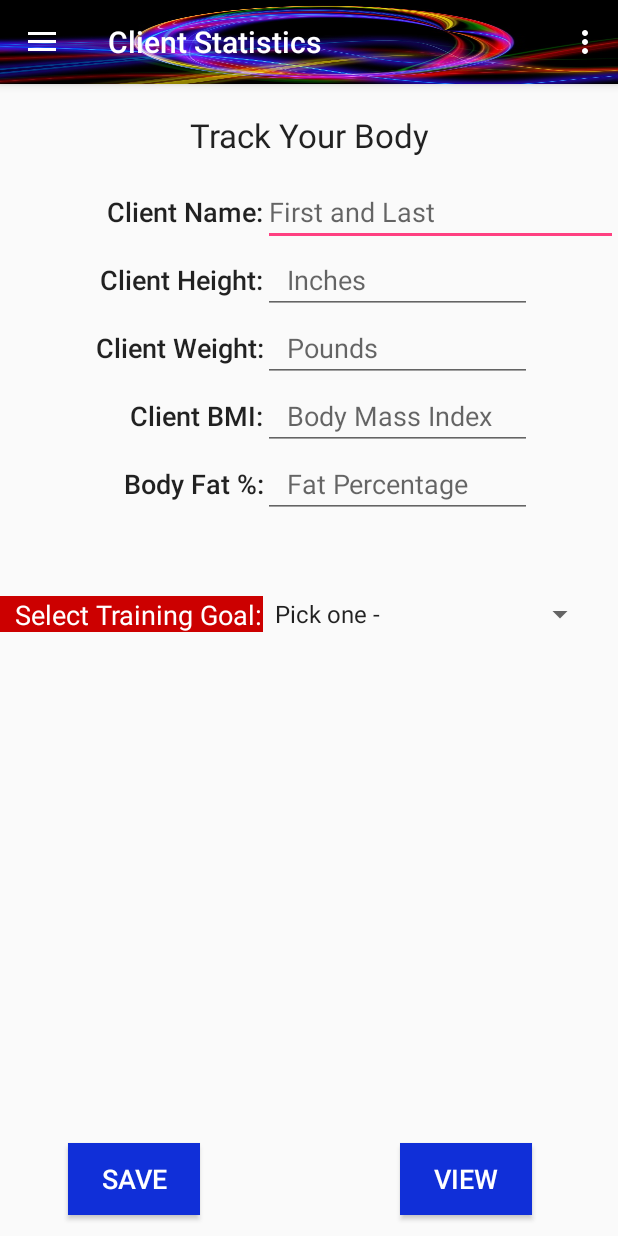
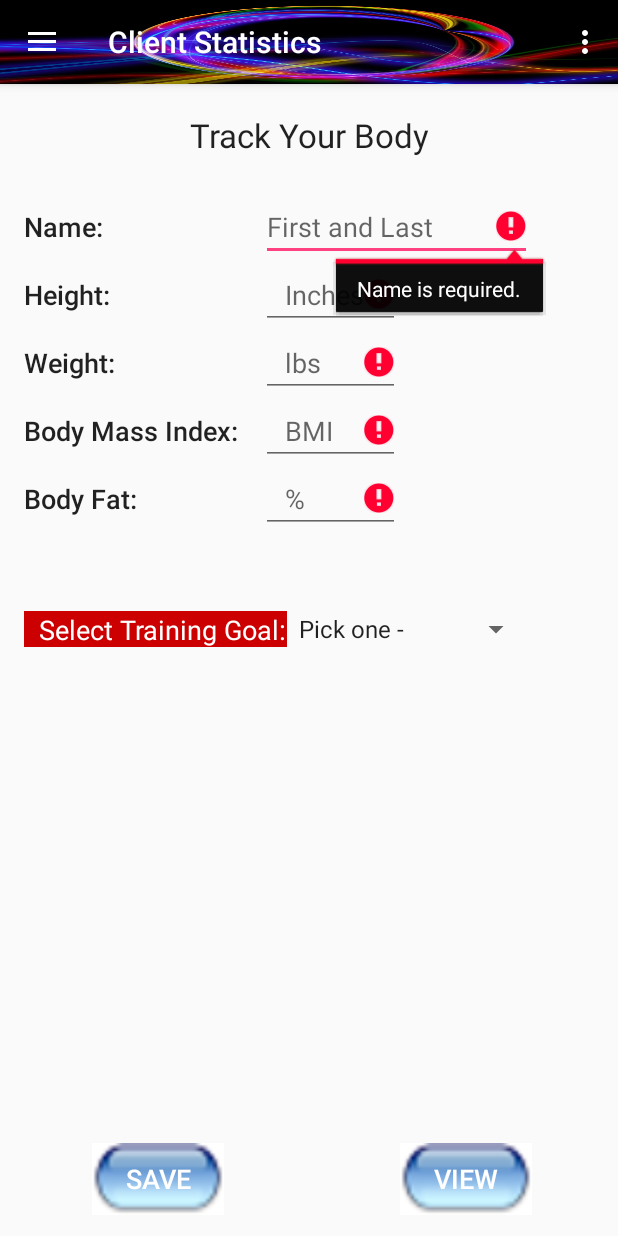
Before and after one commit to carylstuart77/MyTrainerAndI, an Android app: the screen it shows after launch (MainActivity), in the side drawer, after a tap on "Client Stats", on a phone screen of 412 x 824 dp. Run offline under Robolectric (Android 15) with nearby library versions, the phone set to English and light mode, and no system bars; libraries missing offline, so code that uses them is left out: com.j256.ormlite; 2 statements that could not run were skipped.

Commit message:
Fixed Day schedule to display reps and lbs.

```diff
--- a/app/src/main/java/edu/cnm/deepdive/mytrainerandi/Client4.java
+++ b/app/src/main/java/edu/cnm/deepdive/mytrainerandi/Client4.java
@@ -2,10 +2,12 @@ package edu.cnm.deepdive.mytrainerandi;
 
 import android.app.Fragment;
 import android.os.Bundle;
+import android.text.InputFilter;
 import android.view.LayoutInflater;
 import android.view.View;
 import android.view.ViewGroup;
 import android.widget.Button;
+import android.widget.EditText;
 import android.widget.TextView;
 import android.widget.Toast;
 import com.j256.ormlite.android.apptools.OpenHelperManager;
@@ -43,6 +45,31 @@ public class Client4 extends Fragment implements Button.OnClickListener{
     mClientBMI = inflate.findViewById(R.id.editClientBMI);
     mClientFat = inflate.findViewById(R.id.editClientFat);
 
+
+    //Use setError to inform user that each field is required.
+    EditText firstName = (EditText)inflate.findViewById(R.id.editClientName);
+      if( firstName.getText().toString().length() == 0 )
+        firstName.setError( "Name is required." );
+
+    EditText clientHeight = (EditText) inflate.findViewById(R.id.editClientHeight);
+    if (clientHeight.getText().toString().length() == 0)
+      clientHeight.setError("Height is required.");
+       //? https://stackoverflow.com/questions/14212518/is-there-a-way-to-define-a-min-and-max-value-for-edittext-in-android
+      //clientHeight.setFilters(new InputFilter[]{new InputFilterMinMax("48", "84")});
+
+    EditText clientWeight = (EditText) inflate.findViewById(R.id.editClientWeight);
+      if (clientWeight.getText().toString().length() == 0)
+        clientWeight.setError("Weight is required.");
+
+
+    EditText clientBmi = (EditText)inflate.findViewById(R.id.editClientBMI);
+    if( clientBmi.getText().toString().length() == 0 )
+      clientBmi.setError( "BMI is required." );
+
+    EditText clientFat = (EditText)inflate.findViewById(R.id.editClientFat);
+    if( clientFat.getText().toString().length() == 0 )
+      clientFat.setError( "Fat percentage is required." );
+
     //?Ask Chris about spinner value.
     // mClientGoal = inflate.findViewById(R.id.spinnerGoal);
 //    Spinner spinner = (Spinner) inflate.findViewById(R.id.spinnerGoal);
@@ -53,8 +80,8 @@ public class Client4 extends Fragment implements Button.OnClickListener{
 //    String.valueOf(size_values[spinner_pos]); // 12, 16, 20
 
 
-    //Add Client Data
-    Button savebutton = inflate.findViewById(R.id.btnAddClient);
+    //Save Client Data
+    Button savebutton = inflate.findViewById(R.id.btnSaveClient);
     savebutton.setOnClickListener(this);
 
     //?ASk Chris how to display data from db.
@@ -93,7 +120,7 @@ public class Client4 extends Fragment implements Button.OnClickListener{
       //?Ask Chris about Spinner field
       helper.getFitnessHistoryDao().create(newfitnesshistory);
 
-      if (view.getId() == R.id.btnAddClient) {
+      if (view.getId() == R.id.btnSaveClient) {
         showTextNotification("Saved");
       }
 
--- a/app/src/main/java/edu/cnm/deepdive/mytrainerandi/Day2.java
+++ b/app/src/main/java/edu/cnm/deepdive/mytrainerandi/Day2.java
@@ -70,7 +70,7 @@ public class Day2 extends Fragment {
   @Override
   public void onViewCreated(View view, Bundle savedInstanceState) {
     super.onViewCreated(view, savedInstanceState);
-    getActivity().setTitle("Day's Schedule");
+    getActivity().setTitle("Workout Schedule by Day");
   }
 
   private DatePickerDialog.OnDateSetListener dpickerListner
--- /dev/null
+++ b/app/src/main/java/edu/cnm/deepdive/mytrainerandi/InputFilterMinMax.java
@@ -0,0 +1,40 @@
+package edu.cnm.deepdive.mytrainerandi;
+
+import android.text.InputFilter;
+import android.text.Spanned;
+import android.widget.Toast;
+
+public class InputFilterMinMax implements InputFilter {
+
+  private int min, max;
+
+  public InputFilterMinMax(int min, int max) {
+    this.min = min;
+    this.max = max;
+  }
+
+  public InputFilterMinMax(String min, String max) {
+    this.min = Integer.parseInt(min);
+    this.max = Integer.parseInt(max);
+  }
+
+  @Override
+  public CharSequence filter(CharSequence source, int start, int end, Spanned dest, int dstart, int dend) {
+    try {
+      // Remove the string out of destination that is to be replaced
+      String newVal = dest.toString().substring(0, dstart) + dest.toString().substring(dend, dest.toString().length());
+      // Add the new string in
+      newVal = newVal.substring(0, dstart) + source.toString() + newVal.substring(dstart, newVal.length());
+      int input = Integer.parseInt(newVal);
+      if (isInRange(min, max, input))
+        return null;
+    } catch (NumberFormatException nfe) {
+      nfe.printStackTrace();
+    }
+    return "";
+  }
+
+  private boolean isInRange(int a, int b, int c) {
+    return b > a ? c >= a && c <= b : c >= b && c <= a;
+  }
+}
--- a/app/src/main/java/edu/cnm/deepdive/mytrainerandi/adapters/ScheduleDay2ListAdapter.java
+++ b/app/src/main/java/edu/cnm/deepdive/mytrainerandi/adapters/ScheduleDay2ListAdapter.java
@@ -15,7 +15,6 @@ import java.util.List;
 
 public class ScheduleDay2ListAdapter extends ArrayAdapter<ExerciseByDay> {
 
-
   public ScheduleDay2ListAdapter(Context context, int resource,
       List<ExerciseByDay> objects) {
     super(context, resource, objects);
@@ -32,13 +31,14 @@ public class ScheduleDay2ListAdapter extends ArrayAdapter<ExerciseByDay> {
     TextView sexercise = view.findViewById(R.id.schedule_exercise);
     TextView ssets = view.findViewById(R.id.edit_sets);
     TextView sreps = view.findViewById(R.id.edit_reps);
-    TextView lbs = view.findViewById(R.id.edit_lbs);
+    TextView slbs = view.findViewById(R.id.edit_lbs);
 
     ExerciseByDay item = getItem(position);
     smuscle.setText(item.getMuscle());
     sexercise.setText(item.getExercise());
     ssets.setText(Integer.toString(item.getSets()));
     sreps.setText(Integer.toString(item.getReps()));
+    slbs.setText(Integer.toString(item.getLbs()));
 
     return view;
   }
--- a/app/src/main/java/edu/cnm/deepdive/mytrainerandi/entity/ExerciseByDay.java
+++ b/app/src/main/java/edu/cnm/deepdive/mytrainerandi/entity/ExerciseByDay.java
@@ -12,6 +12,7 @@ public class ExerciseByDay {
   public static final String SETS_CONSTANT = "SET";
   public static final String REPS_CONSTANT = "REPS";
   public static final String DAYOFWEEK = "DAY_OF_WEEK" ;
+  public static final String LBS_LIFTED = "LBS_LIFTED";
 
   @DatabaseField(columnName = "DAYSCHEDULE_ID", generatedId = true)
   private int id;
@@ -32,17 +33,20 @@ public class ExerciseByDay {
   @DatabaseField(columnName = REPS_CONSTANT, canBeNull = false)
   private int reps;
 
+  @DatabaseField(columnName = LBS_LIFTED, canBeNull = true)
+  private int lbs;
+
   @DatabaseField(columnName = DAYOFWEEK, canBeNull = false)
   private int dayofweek;
-
+//Random ID
   public int getId() {
     return id;
   }
-
+//TimeStamp
   public Timestamp getCreated() {
     return created;
   }
-
+//Muscle
   public String getMuscle() {
     return muscle;
   }
@@ -50,6 +54,8 @@ public class ExerciseByDay {
   public void setMuscle(String muscle) {
     this.muscle = muscle;
   }
+
+  //Exercise
 
   public String getExercise() {
     return excercise;
@@ -59,6 +65,7 @@ public class ExerciseByDay {
     this.excercise = excercise;
   }
 
+  //Day of week
   public int getDayofweek() {
     return dayofweek;
   }
@@ -67,6 +74,7 @@ public class ExerciseByDay {
     this.dayofweek = dayofweek;
   }
 
+  //Sets
   public int getSets() {
     return sets;
   }
@@ -75,6 +83,7 @@ public class ExerciseByDay {
     this.sets = sets;
   }
 
+  //Reps
   public int getReps() {
     return reps;
   }
@@ -82,4 +91,13 @@ public class ExerciseByDay {
   public void setReps(int reps) {
     this.reps = reps;
   }
+
+  // Lifted Pounds LBS
+  public int getLbs() {
+    return lbs;
+  }
+
+  public void setLbs(int lbs) {
+    this.lbs = lbs;
+  }
 }
--- a/app/src/main/java/edu/cnm/deepdive/mytrainerandi/helpers/OrmHelper.java
+++ b/app/src/main/java/edu/cnm/deepdive/mytrainerandi/helpers/OrmHelper.java
@@ -142,8 +142,8 @@ public class OrmHelper extends OrmLiteSqliteOpenHelper {
 
     dayRow.setMuscle("Calves");
     dayRow.setExercise("Lifts");
-    dayRow.setSets(4);
-    dayRow.setReps(12);
+    dayRow.setSets(2);
+    dayRow.setReps(2);
     dayRow.setDayofweek(1);
 
     getDayscheduleDao().create(dayRow);  //write row
--- a/app/src/main/res/layout/client4.xml
+++ b/app/src/main/res/layout/client4.xml
@@ -4,6 +4,7 @@
   xmlns:tools="http://schemas.android.com/tools"
   android:layout_width="match_parent"
   android:layout_height="match_parent"
+  android:paddingLeft="@dimen/activity_horizontal_margin"
   >
 
   <TextView
@@ -21,34 +22,34 @@
     android:id="@+id/editClientName"
     android:layout_width="wrap_content"
     android:layout_height="wrap_content"
-    android:layout_marginTop="14dp"
-    android:layout_alignParentEnd="true"
+    android:hint="First and Last"
+    android:textAlignment="textStart"
+    android:layout_marginTop="24dp"
     android:layout_below="@+id/textTitle"
-    android:layout_toEndOf="@+id/textView4"
-    android:hint="First and Last"
-    android:textAlignment="textStart"/>
+    android:layout_alignEnd="@+id/btnViewClient"
+    android:layout_toEndOf="@+id/textClientHeight"/>
 
   <EditText
     android:id="@+id/editClientHeight"
     android:layout_width="wrap_content"
     android:layout_height="wrap_content"
-    android:layout_alignEnd="@+id/btnViewClient"
     android:layout_below="@+id/editClientName"
-    android:layout_toEndOf="@+id/textClientName1"
     android:paddingLeft="@dimen/activity_horizontal_margin"
     android:hint="Inches"
     android:inputType="numberDecimal"
-    android:textAlignment="textStart"/>
+    android:textAlignment="textStart"
+    android:layout_toStartOf="@+id/btnViewClient"/>
 
   <EditText
     android:id="@+id/editClientWeight"
     android:layout_width="wrap_content"
     android:layout_height="wrap_content"
     android:layout_alignEnd="@+id/editClientHeight"
+    android:layout_alignStart="@+id/editClientHeight"
     android:layout_below="@+id/editClientHeight"
     android:layout_toEndOf="@+id/textClientHeight"
     android:paddingLeft="@dimen/activity_horizontal_margin"
-    android:hint="Pounds"
+    android:hint="lbs"
     android:inputType="numberDecimal"
     android:textAlignment="textStart"/>
   <EditText
@@ -59,19 +60,18 @@
     android:layout_alignStart="@+id/editClientWeight"
     android:layout_below="@+id/editClientWeight"
     android:paddingLeft="@dimen/activity_horizontal_margin"
-    android:hint="Body Mass Index"
-    android:inputType="numberDecimal"
-    />
+    android:hint="BMI"
+    android:inputType="numberDecimal"/>
   <EditText
     android:id="@+id/editClientFat"
     android:layout_width="wrap_content"
     android:layout_height="wrap_content"
+    android:layout_alignEnd="@+id/editClientBMI"
     android:layout_alignStart="@+id/editClientBMI"
     android:layout_below="@+id/editClientBMI"
     android:paddingLeft="@dimen/activity_horizontal_margin"
-    android:hint="Fat Percentage"
-    android:inputType="numberDecimal"
-    android:layout_alignEnd="@+id/editClientBMI"/>
+    android:hint="%"
+    android:inputType="numberDecimal"/>
 
   <LinearLayout
     android:layout_width="match_parent"
@@ -105,33 +105,34 @@
     android:prompt="@string/goal_prompt"
     android:entries="@array/goal_arrays"
     android:layout_below="@+id/linearLayout"
+    android:layout_alignEnd="@+id/btnViewClient"
     android:layout_toEndOf="@+id/textView4"/>
 
 
   <Button
-    android:id="@+id/btnAddClient"
+    android:id="@+id/btnSaveClient"
     android:layout_width="wrap_content"
     android:layout_height="wrap_content"
+    android:layout_marginBottom="14dp"
     android:layout_marginEnd="42dp"
-    android:background="#102fd8"
+    android:layout_alignParentBottom="true"
+    android:layout_toStartOf="@+id/spinnerGoal"
+    android:background="@drawable/smallpillbtn"
     android:text="SAVE"
     android:textColor="@android:color/background_light"
     android:textColorLink="@color/colorPrimary"
-    android:textSize="18sp"
-    android:layout_alignParentBottom="true"
-    android:layout_toStartOf="@+id/spinnerGoal"
-    android:layout_marginBottom="14dp"/>
+    android:textSize="18sp"/>
   <TextView
     android:id="@+id/textClientName1"
     android:layout_width="wrap_content"
     android:layout_height="wrap_content"
     android:layout_above="@+id/editClientHeight"
+    android:layout_alignEnd="@+id/btnSaveClient"
     android:layout_alignParentStart="true"
     android:layout_alignTop="@+id/editClientName"
-    android:layout_toStartOf="@+id/editClientName"
+    android:layout_toStartOf="@+id/spinnerGoal"
     android:gravity="left|center"
-    android:text="Client Name:"
-    android:textAlignment="textEnd"
+    android:text="Name:"
     android:textAppearance="@style/TextAppearance.AppCompat.Body2"
     android:textSize="18sp"/>
   <TextView
@@ -141,10 +142,9 @@
     android:layout_alignBottom="@+id/editClientHeight"
     android:layout_alignParentStart="true"
     android:layout_below="@+id/textClientName1"
-    android:layout_toStartOf="@+id/editClientName"
+    android:layout_toStartOf="@+id/editClientHeight"
     android:gravity="left|center"
-    android:text="Client Height:"
-    android:textAlignment="textEnd"
+    android:text="Height:"
     android:textAppearance="@style/TextAppearance.AppCompat.Body2"
     android:textSize="18sp"/>
   <TextView
@@ -154,13 +154,11 @@
     android:layout_alignBottom="@+id/editClientWeight"
     android:layout_alignParentStart="true"
     android:layout_below="@+id/editClientHeight"
-    android:layout_toStartOf="@+id/editClientWeight"
+    android:layout_toStartOf="@+id/editClientHeight"
     android:gravity="left|center"
-    android:text="Client Weight:"
-    android:textAlignment="textEnd"
+    android:text="Weight:"
     android:textAppearance="@style/TextAppearance.AppCompat.Body2"
-    android:textSize="18sp"
-    android:layout_alignEnd="@+id/textClientHeight"/>
+    android:textSize="18sp"/>
   <TextView
     android:id="@+id/textClientBMI"
     android:layout_width="wrap_content"
@@ -170,37 +168,34 @@
     android:layout_below="@+id/textClientWeight"
     android:layout_toStartOf="@+id/editClientWeight"
     android:gravity="left|center"
-    android:text="Client BMI:"
-    android:textAlignment="textEnd"
+    android:text="Body Mass Index:"
     android:textAppearance="@style/TextAppearance.AppCompat.Body2"
-    android:textSize="18sp"
-    android:layout_alignEnd="@+id/textClientWeight"/>
+    android:textSize="18sp"/>
   <TextView
     android:id="@+id/textClientFat"
     android:layout_width="wrap_content"
     android:layout_height="wrap_content"
     android:layout_alignBottom="@+id/editClientFat"
+    android:layout_alignEnd="@+id/textClientBMI"
     android:layout_alignParentStart="true"
     android:layout_below="@+id/editClientBMI"
+    android:layout_toStartOf="@+id/editClientBMI"
     android:gravity="left|center"
-    android:text="Body Fat %:"
-    android:textAlignment="textEnd"
+    android:text="Body Fat:"
     android:textAppearance="@style/TextAppearance.AppCompat.Body2"
-    android:textSize="18sp"
-    android:layout_toStartOf="@+id/editClientBMI"
-    android:layout_alignEnd="@+id/textClientBMI"/>
+    android:textSize="18sp"/>
   <Button
     android:id="@+id/btnViewClient"
     android:layout_width="wrap_content"
     android:layout_height="wrap_content"
     android:layout_marginEnd="57dp"
-    android:background="?attr/colorPrimary"
+    android:layout_alignBaseline="@+id/btnSaveClient"
+    android:layout_alignBottom="@+id/btnSaveClient"
+    android:layout_alignParentEnd="true"
+    android:background="@drawable/smallpillbtn"
     android:text="View"
     android:textColor="@android:color/background_light"
-    android:textSize="18sp"
-    android:layout_alignBaseline="@+id/btnAddClient"
-    android:layout_alignBottom="@+id/btnAddClient"
-    android:layout_alignParentEnd="true"/>
+    android:textSize="18sp"/>
 
 
 </RelativeLayout>
```
Also changed, not shown: app/src/main/res/drawable/smallpillbtn.png (added).
